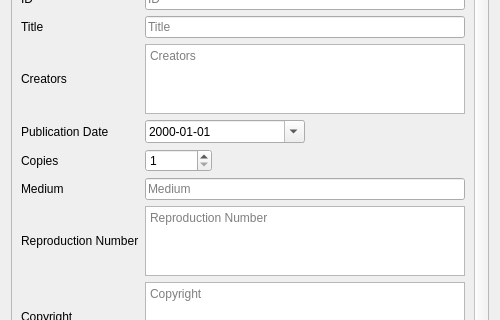
The window that UI/biblioteq_photograph.ui (textbrowser/biblioteq) describes before a commit, drawn with Qt 5; both pictures show x 0 to 500 and y 267 to 587 of the 500 by 800 pixel window.
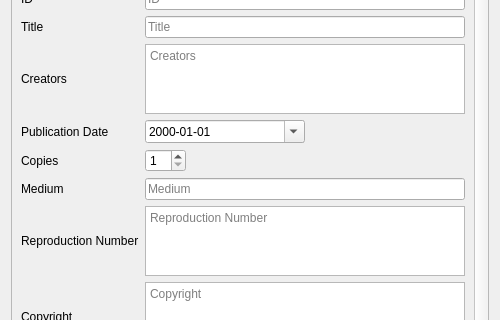
The same window after the commit. Icons and pictures are not drawn. Custom widgets are drawn as their Qt base class.

```diff
--- a/UI/biblioteq_photograph.ui
+++ b/UI/biblioteq_photograph.ui
@@ -302,9 +302,6 @@
              <property name="minimum">
               <number>1</number>
              </property>
-             <property name="maximum">
-              <number>999999999</number>
-             </property>
             </widget>
            </item>
            <item>
```
